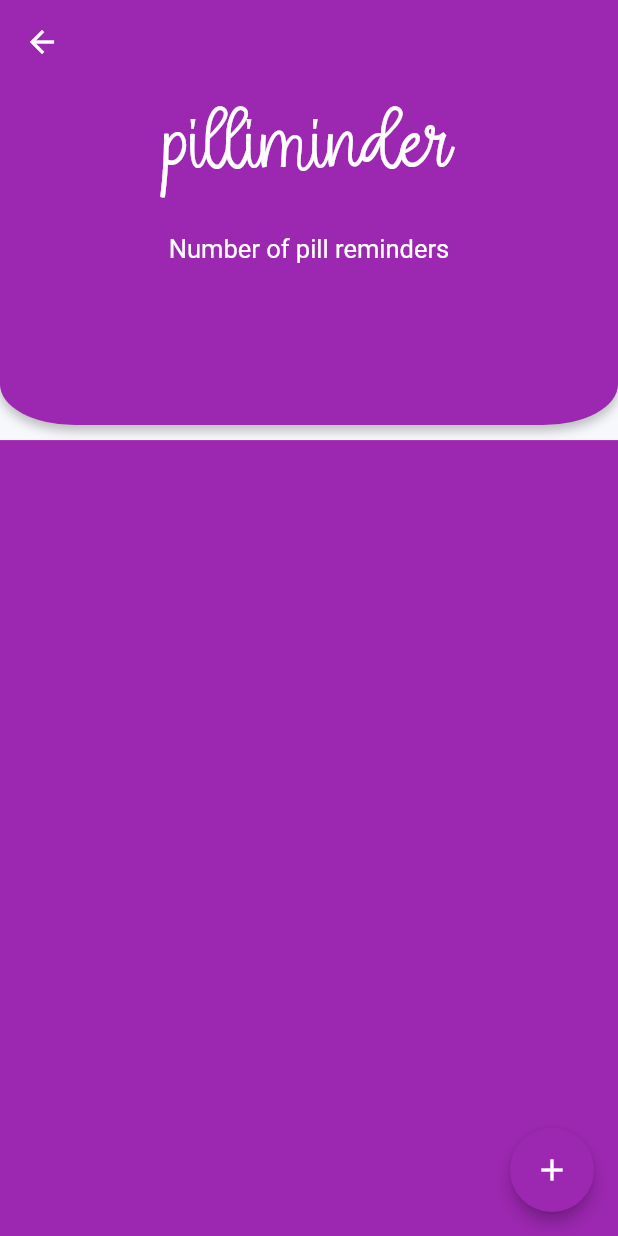
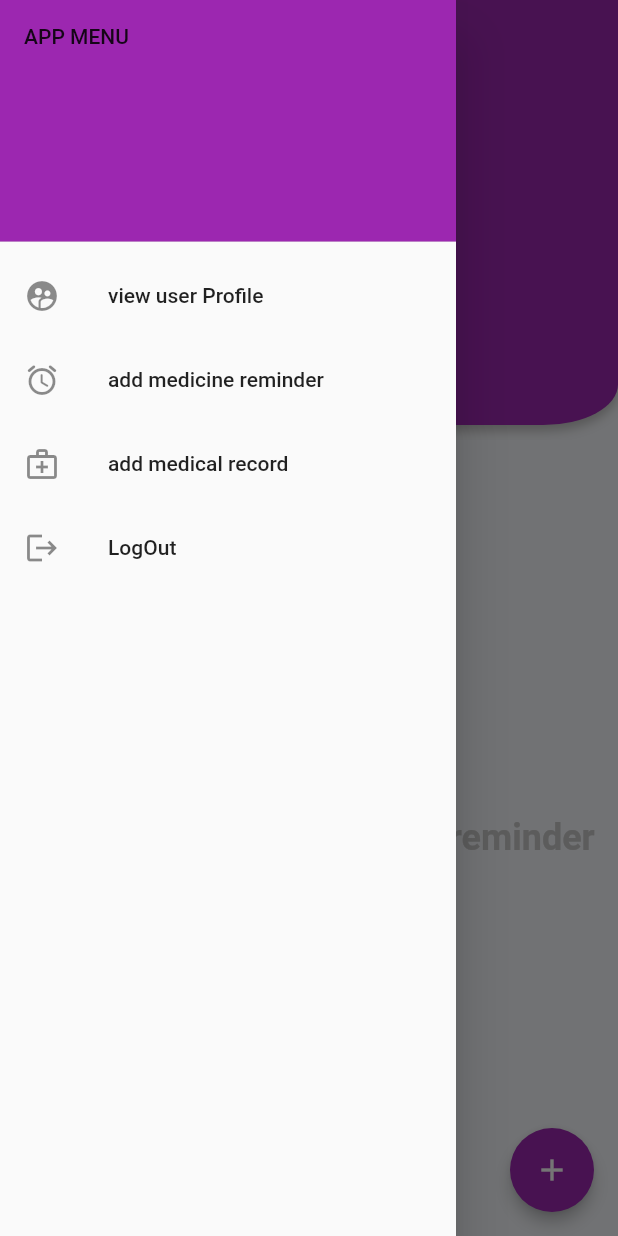
Before and after one commit to shazabahnacy/pill-reminderMobile, a Flutter app: the HomePage screen opened directly, with the side drawer open (before the commit the screen has no drawer), on a phone screen of 412 x 824 dp. Run offline on Flutter 3.47's test engine with Material 2 defaults, Android fonts, the phone set to English and light mode, and no system bars; our stand-ins replace flare_flutter, flutter_local_notifications.

Commit message:
Update homepage.dart

```diff
--- a/lib/src/ui/homepage/homepage.dart
+++ b/lib/src/ui/homepage/homepage.dart
@@ -4,6 +4,8 @@ import 'package:flutter/material.dart';
 import 'package:medicine_reminder/src/models/medicine.dart';
 import 'package:medicine_reminder/src/ui/medicine_details/medicine_details.dart';
 import 'package:medicine_reminder/src/ui/new_entry/new_entry.dart';
+import 'package:medicine_reminder/src/ui/user/addMedicalRecord.dart';
+import 'package:medicine_reminder/src/ui/user/userprofile.dart';
 import 'package:provider/provider.dart';
 
 class HomePage extends StatefulWidget {
@@ -22,6 +24,64 @@ class _HomePageState extends State<HomePage> {
       appBar: AppBar(
         backgroundColor: Colors.purple,
         elevation: 0.0,
+      ),
+      drawer: Drawer(
+        // Add a ListView to the drawer. This ensures the user can scroll
+        // through the options in the drawer if there isn't enough vertical
+        // space to fit everything.
+        child: ListView(
+          // Important: Remove any padding from the ListView.
+          padding: EdgeInsets.zero,
+          children: <Widget>[
+            DrawerHeader(
+              child: Text('APP MENU'),
+              decoration: BoxDecoration(
+                color: Colors.purple,
+              ),
+            ),
+            ListTile(
+              leading: Icon(Icons.supervised_user_circle_rounded),
+              title: Text('view user Profile'),
+              onTap: () {
+                Navigator.push(
+                    context,
+                    MaterialPageRoute(
+                      builder: (context) => UserProf(),
+                    ));
+              },
+            ),
+            ListTile(
+              leading: Icon(Icons.access_alarm_rounded),
+              title: Text('add medicine reminder'),
+              onTap: () {
+                Navigator.push(
+                    context,
+                    MaterialPageRoute(
+                      builder: (context) => NewEntry(),
+                    ));
+              },
+            ),
+            ListTile(
+              leading: Icon(Icons.medical_services_outlined),
+              title: Text('add medical record'),
+              onTap: () {
+                Navigator.push(
+                    context,
+                    MaterialPageRoute(
+                      builder: (context) => Addmedrecord(),
+                    ));
+              },
+            ),
+            ListTile(
+              leading: Icon(Icons.logout),
+              title: Text('LogOut'),
+              onTap: () {
+                // Update the state of the app.
+                // ...
+              },
+            ),
+          ],
+        ),
       ),
       body: Container(
         color: Color(0xFFF6F8FC),
@@ -63,7 +123,6 @@ class _HomePageState extends State<HomePage> {
 class TopContainer extends StatelessWidget {
   @override
   Widget build(BuildContext context) {
-    // final GlobalBloc globalBloc = Provider.of<GlobalBloc>(context);
     return Container(
       decoration: BoxDecoration(
         borderRadius: BorderRadius.only(
@@ -120,17 +179,16 @@ class BottomContainer extends StatelessWidget {
   @override
   Widget build(BuildContext context) {
     return Container(
-      color: Colors.purple,
+        color: Color(0xFFF6F8FC),
         child: Center(
           child: Text(
             "Press + to add a medicine reminder",
             textAlign: TextAlign.center,
             style: TextStyle(
                 fontSize: 24,
-              color: Colors.purple,
+                color: Color(0xFFC9C9C9),
                 fontWeight: FontWeight.bold),
           ),
-      ),
-    );
+        ));
   }
 }
```
Lines whose indentation alone changed are shown as unchanged.
